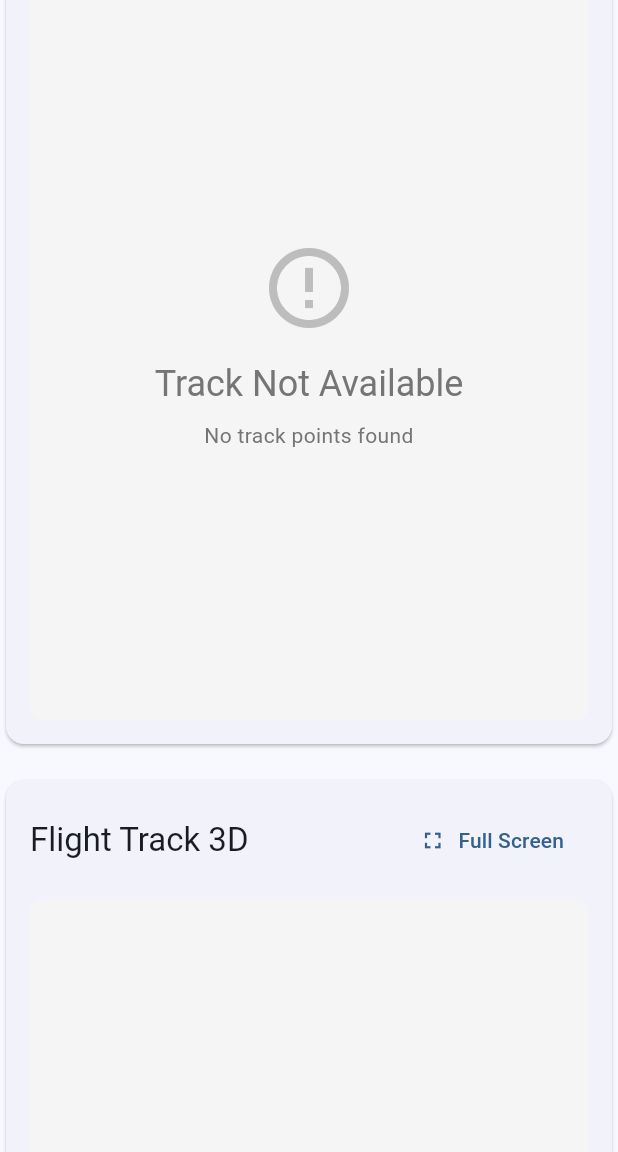
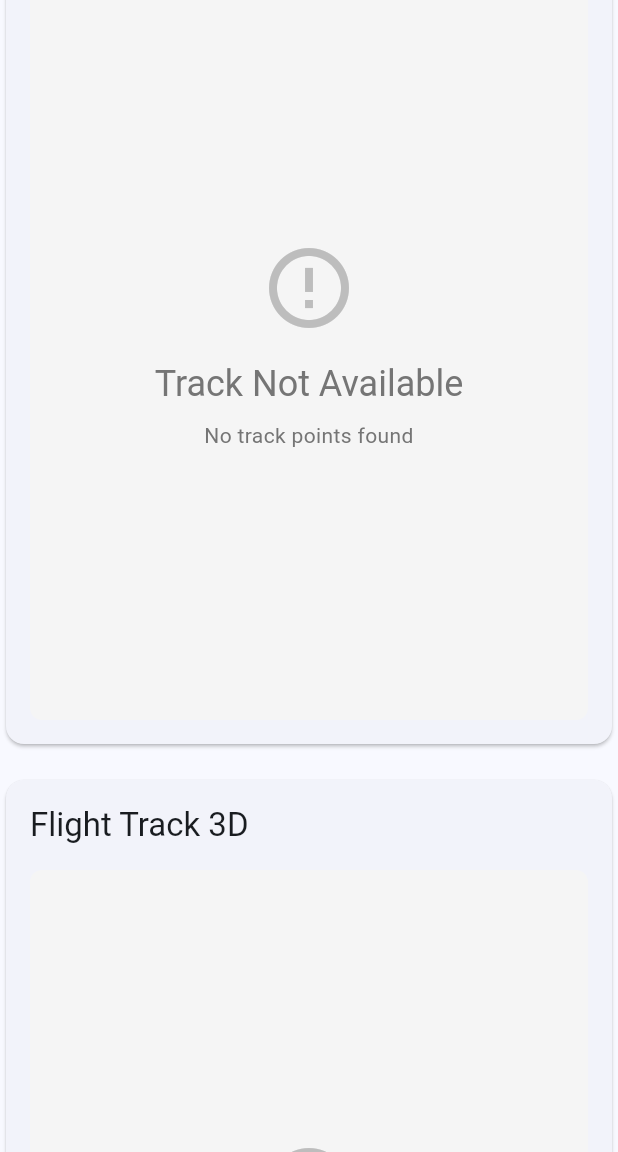
Before and after one commit to Kevin-McIsaac/the_paragliding_app, a Flutter app: the FlightDetailScreen screen opened directly with empty values, scrolled down 576 dp, on a phone screen of 412 x 824 dp, the part 84-1236 px from its top. Run offline on Flutter 3.47's test engine with Material 3 defaults, Android fonts, the phone set to English and light mode, and no system bars; our stand-ins replace connectivity_plus, file_picker, fl_chart, flutter_map, get_it, latlong2 and 6 more; missing offline and left inert: flutter_inappwebview, webview_flutter_android, webview_flutter_wkwebview; accounts and stored records are empty.

Commit message:
Set default playback speed to 60x and remove 3D full screen button
- Change default playback speed from 30x to 60x in both clock and playbackState
- Remove full screen button from Flight Track 3D section in flight detail screen
- Remove unused import for FlightTrack3DScreen
- Simplify 3D track header to just show title without navigation button

🤖 Generated with [Claude Code](https://claude.ai/code)

Co-Authored-By: Claude <noreply@anthropic.com>

```diff
--- a/free_flight_log_app/lib/presentation/screens/flight_detail_screen.dart
+++ b/free_flight_log_app/lib/presentation/screens/flight_detail_screen.dart
@@ -13,7 +13,6 @@ import '../widgets/edit_site_dialog.dart';
 import '../widgets/site_selection_dialog.dart';
 import '../widgets/wing_selection_dialog.dart';
 import 'flight_track_screen.dart';
-import 'flight_track_3d_screen.dart';
 import '../../core/dependency_injection.dart';
 
 class FlightDetailScreen extends StatefulWidget {
@@ -653,25 +652,9 @@ class _FlightDetailScreenState extends State<FlightDetailScreen> with WidgetsBin
                           child: Column(
                             crossAxisAlignment: CrossAxisAlignment.start,
                             children: [
-                              Row(
-                                mainAxisAlignment: MainAxisAlignment.spaceBetween,
-                                children: [
-                                  Text(
-                                    'Flight Track 3D',
-                                    style: Theme.of(context).textTheme.titleLarge,
-                                  ),
-                                  TextButton.icon(
-                                    onPressed: () async {
-                                      await Navigator.of(context).push(
-                                        MaterialPageRoute(
-                                          builder: (context) => FlightTrack3DScreen(flight: _flight),
-                                        ),
-                                      );
-                                    },
-                                    icon: const Icon(Icons.fullscreen),
-                                    label: const Text('Full Screen'),
-                                  ),
-                                ],
+                              Text(
+                                'Flight Track 3D',
+                                style: Theme.of(context).textTheme.titleLarge,
                               ),
                               const SizedBox(height: 16),
                               FlightTrack3DWidget(
```
Also changed, not shown: 1 other file.
